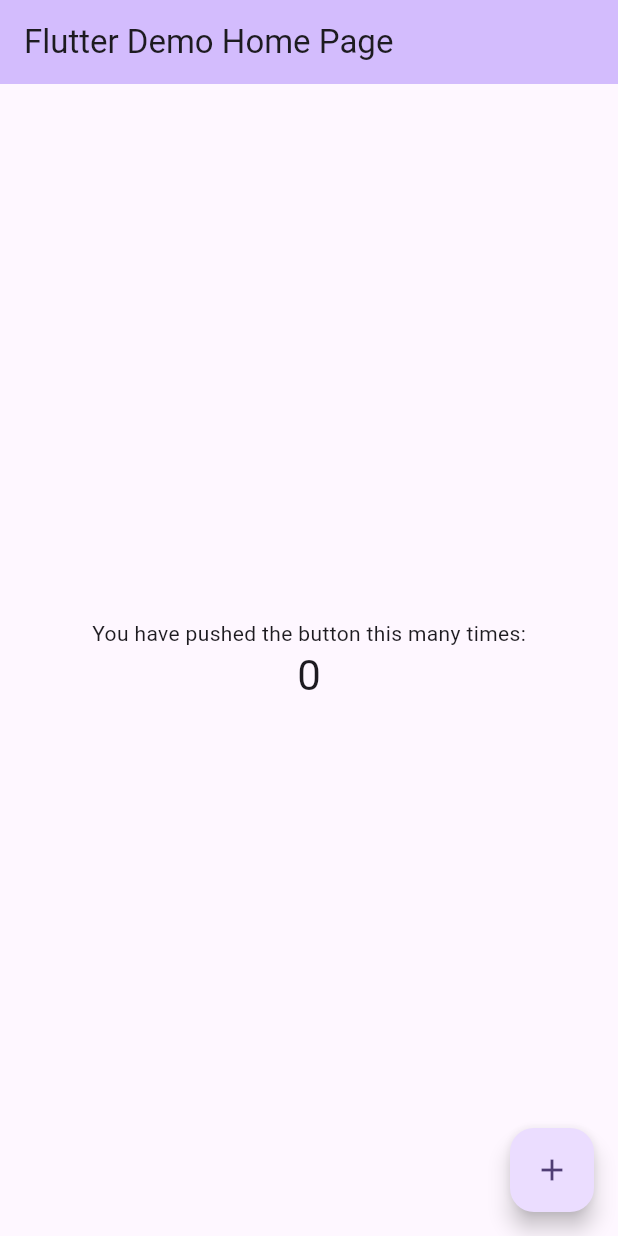
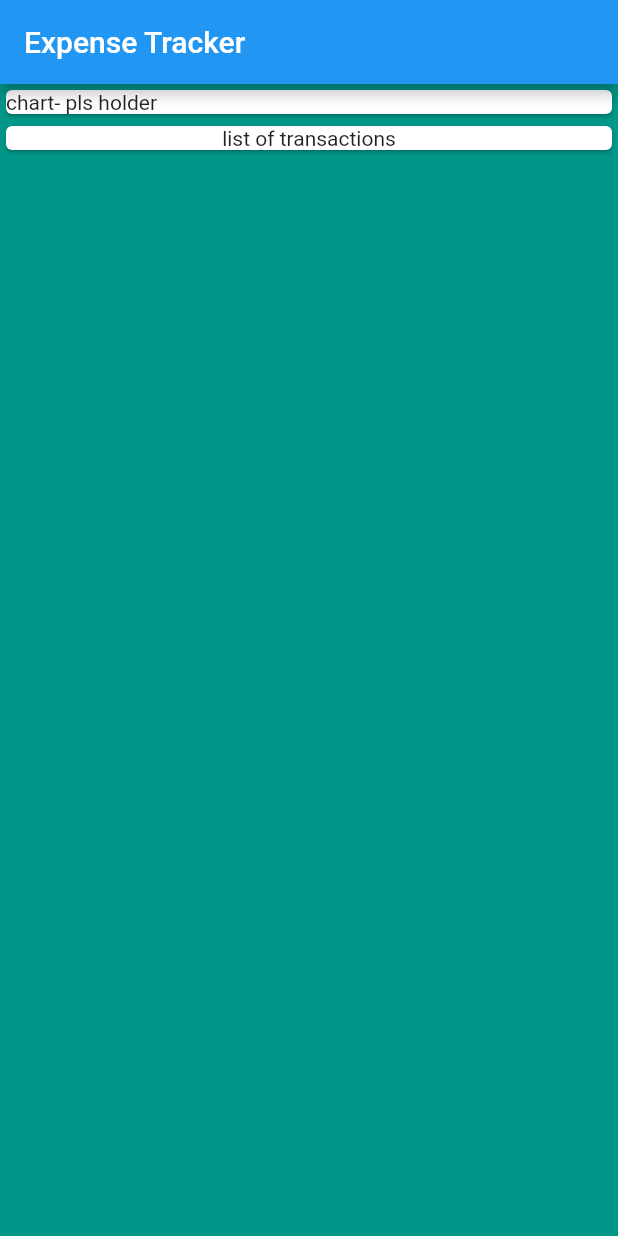
Before and after one commit to kevinpaul468/expense_tracker, a Flutter app: the screen it shows after launch, on a phone screen of 412 x 824 dp. Run offline on Flutter 3.47's test engine with Material 2 defaults, Android fonts, the phone set to English and light mode, and no system bars.

Commit message:
baic structure

```diff
--- a/lib/main.dart
+++ b/lib/main.dart
@@ -1,125 +1,38 @@
 import 'package:flutter/material.dart';
 
-void main() {
-  runApp(const MyApp());
-}
+void main(){
+  runApp(
+    MaterialApp(
+      debugShowCheckedModeBanner: true,
+      home: Scaffold(
+        backgroundColor: Colors.teal,
+        appBar: AppBar(
+          title: Text("Expense Tracker"),
+          backgroundColor: Colors.blue,
+        ),
+        body: Column(
+          children: <Widget> [
+            Card(
+              child: Container(
+                  width: double.infinity ,
+                  // height: double.infinity,
+                  child: Text("chart- pls holder")
+              ),
 
-class MyApp extends StatelessWidget {
-  const MyApp({super.key});
-
-  // This widget is the root of your application.
-  @override
-  Widget build(BuildContext context) {
-    return MaterialApp(
-      title: 'Flutter Demo',
-      theme: ThemeData(
-        // This is the theme of your application.
-        //
-        // TRY THIS: Try running your application with "flutter run". You'll see
-        // the application has a blue toolbar. Then, without quitting the app,
-        // try changing the seedColor in the colorScheme below to Colors.green
-        // and then invoke "hot reload" (save your changes or press the "hot
-        // reload" button in a Flutter-supported IDE, or press "r" if you used
-        // the command line to start the app).
-        //
-        // Notice that the counter didn't reset back to zero; the application
-        // state is not lost during the reload. To reset the state, use hot
-        // restart instead.
-        //
-        // This works for code too, not just values: Most code changes can be
-        // tested with just a hot reload.
-        colorScheme: ColorScheme.fromSeed(seedColor: Colors.deepPurple),
-        useMaterial3: true,
-      ),
-      home: const MyHomePage(title: 'Flutter Demo Home Page'),
-    );
-  }
-}
-
-class MyHomePage extends StatefulWidget {
-  const MyHomePage({super.key, required this.title});
-
-  // This widget is the home page of your application. It is stateful, meaning
-  // that it has a State object (defined below) that contains fields that affect
-  // how it looks.
-
-  // This class is the configuration for the state. It holds the values (in this
-  // case the title) provided by the parent (in this case the App widget) and
-  // used by the build method of the State. Fields in a Widget subclass are
-  // always marked "final".
-
-  final String title;
-
-  @override
-  State<MyHomePage> createState() => _MyHomePageState();
-}
-
-class _MyHomePageState extends State<MyHomePage> {
-  int _counter = 0;
-
-  void _incrementCounter() {
-    setState(() {
-      // This call to setState tells the Flutter framework that something has
-      // changed in this State, which causes it to rerun the build method below
-      // so that the display can reflect the updated values. If we changed
-      // _counter without calling setState(), then the build method would not be
-      // called again, and so nothing would appear to happen.
-      _counter++;
-    });
-  }
-
-  @override
-  Widget build(BuildContext context) {
-    // This method is rerun every time setState is called, for instance as done
-    // by the _incrementCounter method above.
-    //
-    // The Flutter framework has been optimized to make rerunning build methods
-    // fast, so that you can just rebuild anything that needs updating rather
-    // than having to individually change instances of widgets.
-    return Scaffold(
-      appBar: AppBar(
-        // TRY THIS: Try changing the color here to a specific color (to
-        // Colors.amber, perhaps?) and trigger a hot reload to see the AppBar
-        // change color while the other colors stay the same.
-        backgroundColor: Theme.of(context).colorScheme.inversePrimary,
-        // Here we take the value from the MyHomePage object that was created by
-        // the App.build method, and use it to set our appbar title.
-        title: Text(widget.title),
-      ),
-      body: Center(
-        // Center is a layout widget. It takes a single child and positions it
-        // in the middle of the parent.
-        child: Column(
-          // Column is also a layout widget. It takes a list of children and
-          // arranges them vertically. By default, it sizes itself to fit its
-          // children horizontally, and tries to be as tall as its parent.
-          //
-          // Column has various properties to control how it sizes itself and
-          // how it positions its children. Here we use mainAxisAlignment to
-          // center the children vertically; the main axis here is the vertical
-          // axis because Columns are vertical (the cross axis would be
-          // horizontal).
-          //
-          // TRY THIS: Invoke "debug painting" (choose the "Toggle Debug Paint"
-          // action in the IDE, or press "p" in the console), to see the
-          // wireframe for each widget.
-          mainAxisAlignment: MainAxisAlignment.center,
-          children: <Widget>[
-            const Text(
-              'You have pushed the button this many times:',
             ),
-            Text(
-              '$_counter',
-              style: Theme.of(context).textTheme.headlineMedium,
-            ),
+            Card(
+              child: Container(
+                  width: double.infinity,
+                  // height: double.infinity,
+                  child: Center(
+                      child: Text("list of transactions")
+                  )
+              ),
+            )
           ],
         ),
+
       ),
-      floatingActionButton: FloatingActionButton(
-        onPressed: _incrementCounter,
-        tooltip: 'Increment',
-        child: const Icon(Icons.add),
-      ), // This trailing comma makes auto-formatting nicer for build methods.
-    );
-  }
+    )
+  );
 }
```
